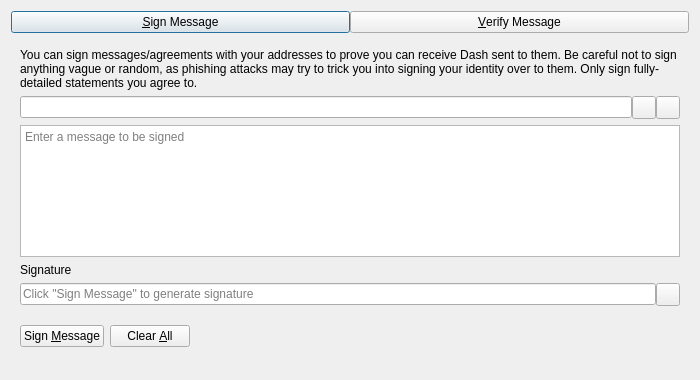
This is src/qt/forms/signverifymessagedialog.ui in LKSCOIN/lkscoin-core as Qt 5 draws it before an edit. The edited form follows.
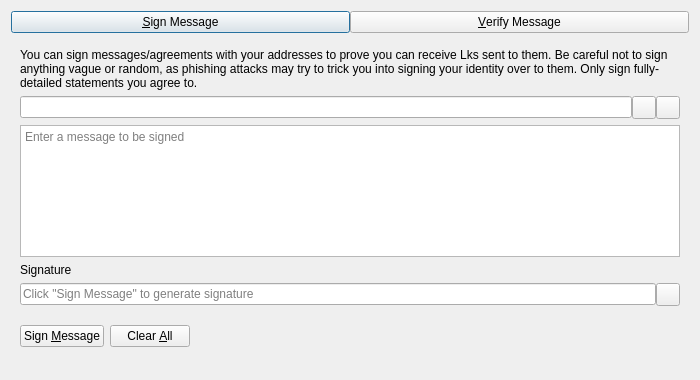
This is the edited form. Custom widgets are drawn as their Qt base class.

Commit message:
rebrand: dash -> lks (mechanical, no behavior change)
Same script as the 0.17 port, with one fix: binary assets are now excluded from
the string replacement. The first port corrupted the bundled Montserrat fonts by
renaming the 'endash'/'emdash' glyph names inside the OTF files, which broke the
font table checksums and made lks-qt fail at startup with 'Failed to load
application fonts'.

External library names are preserved (bls-dash, univalue, leveldb, secp256k1).

```diff
--- a/src/qt/forms/signverifymessagedialog.ui
+++ b/src/qt/forms/signverifymessagedialog.ui
@@ -63,7 +63,7 @@
        <item>
         <widget class="QLabel" name="infoLabel_SM">
          <property name="text">
-          <string>You can sign messages/agreements with your addresses to prove you can receive Dash sent to them. Be careful not to sign anything vague or random, as phishing attacks may try to trick you into signing your identity over to them. Only sign fully-detailed statements you agree to.</string>
+          <string>You can sign messages/agreements with your addresses to prove you can receive Lks sent to them. Be careful not to sign anything vague or random, as phishing attacks may try to trick you into signing your identity over to them. Only sign fully-detailed statements you agree to.</string>
          </property>
          <property name="textFormat">
           <enum>Qt::PlainText</enum>
```
Left out of the diff: 10 changed lines with no effect on the pictures. The commit also changes 763 other files.
